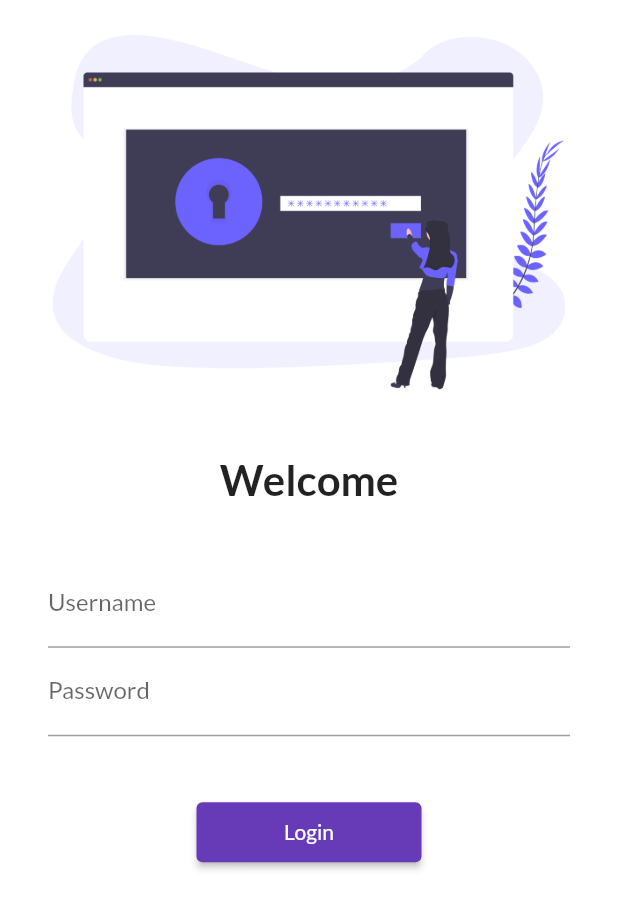
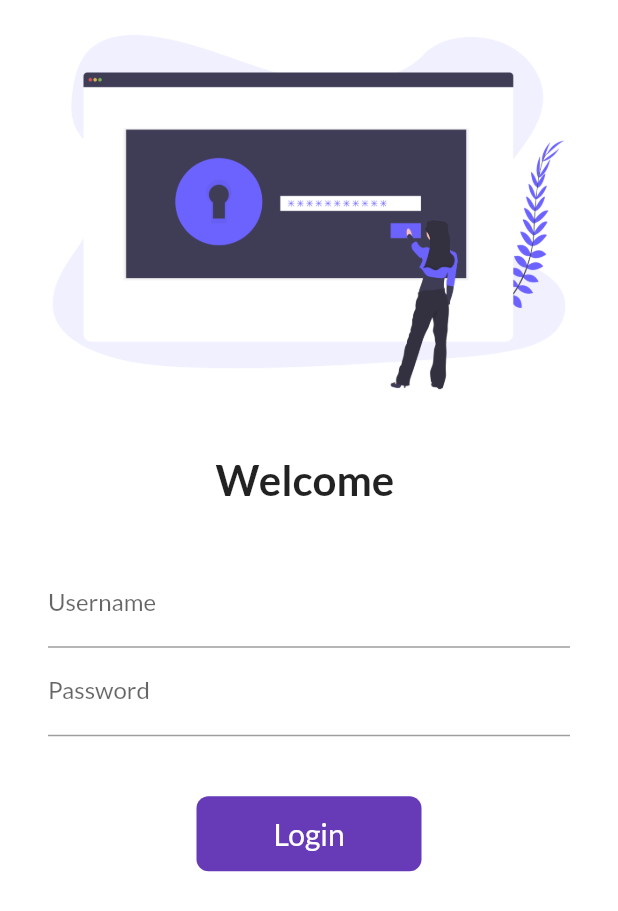
Before and after one commit to Hina-Hussain/flutter_weekends_refresh, a Flutter app: the screen it shows after launch, on a phone screen of 412 x 824 dp. Shown: the top 911 px of the screen. Run offline on Flutter 3.47's test engine with Material 2 defaults, Android fonts, the phone set to English and light mode, and no system bars; our stand-ins replace google_fonts.

Commit message:
Day 5,6 done

```diff
--- a/lib/pages/login_page.dart
+++ b/lib/pages/login_page.dart
@@ -1,8 +1,15 @@
 import 'package:flutter/material.dart';
 import 'package:flutter_30_days_challenge/utils/my_routes.dart';
 
-class LoginPage extends StatelessWidget {
+class LoginPage extends StatefulWidget {
 
+  @override
+  State<LoginPage> createState() => _LoginPageState();
+}
+
+class _LoginPageState extends State<LoginPage> {
+  String name = "";
+  bool changedValue = false;
   @override
   Widget build(BuildContext context) {
     return Material(
@@ -12,7 +19,7 @@ class LoginPage extends StatelessWidget {
           children: [
             Image.asset("assets/images/login_image.png"),
             const SizedBox(height: 20,),
-            const Text("Welcome",
+             Text("Welcome $name",
               style: TextStyle(fontSize: 28,fontWeight: FontWeight.bold),
             ),
             const SizedBox(height: 20,),
@@ -25,6 +32,11 @@ class LoginPage extends StatelessWidget {
                       hintText: "Enter username",
                       label: Text('Username')
                     ),
+                    onChanged: (value){
+                      name = value;
+                      setState(() {
+                      });
+                    },
                   ),
                   TextFormField(
                     obscureText: true,
@@ -33,15 +45,38 @@ class LoginPage extends StatelessWidget {
                         label: Text('Password')
                     ),
                   ),
-                  SizedBox(height: 40,),
-                  ElevatedButton(
+                  const SizedBox(height: 40,),
+                  InkWell(
+                    onTap: () async {
+                      setState(() {
+                        changedValue = true;
+                      });
+                      await Future.delayed(Duration(seconds: 1));
+                      Navigator.pushNamed(context, MyRoutes.homeRoute);
+                    },
+                    child: AnimatedContainer(
+                      duration: Duration(seconds: 1),
+                      alignment: Alignment.center,
+                      width: changedValue ? 50 : 150,
+                      height: 50,
+                      child: changedValue ? Icon(Icons.done,color: Colors.white ,) :
+                      Text('Login',style: TextStyle(fontSize: 20,color: Colors.white),),
+                      decoration: BoxDecoration(
+                          color: Colors.deepPurple,
+                        borderRadius: changedValue ? BorderRadius.circular(50): BorderRadius.circular(8)
+                      ),
+                    ),
+                  ),
+
+                  /*ElevatedButton(
                     style: TextButton.styleFrom(
                       minimumSize: Size(150,40)
                     ),
                       onPressed: (){
                       Navigator.pushNamed(context, MyRoutes.homeRoute);
                       },
-                      child: Text('Login'))
+                      child: Text('Login')
+                  )*/
                 ],
               ),
             ),
```
